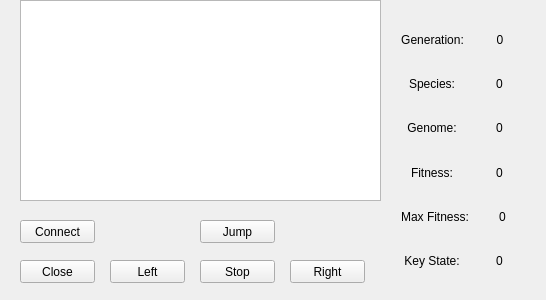
Qt form RoboCopClient/mainwindow.ui (Alex-BusNet/SuperCopRemastered) before a commit.
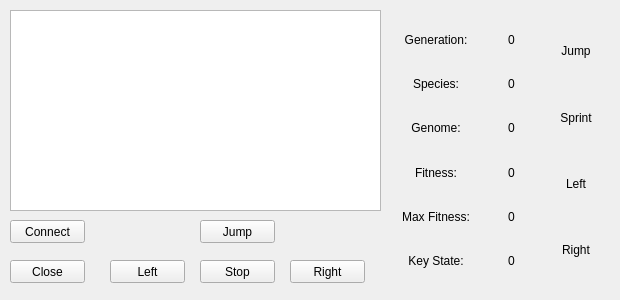
The same form after that commit. Icons and pictures are not drawn.

What changed in the file:
```diff
--- a/RoboCopClient/mainwindow.ui
+++ b/RoboCopClient/mainwindow.ui
@@ -6,10 +6,16 @@
    <rect>
     <x>0</x>
     <y>0</y>
-    <width>546</width>
+    <width>620</width>
     <height>300</height>
    </rect>
   </property>
+  <property name="maximumSize">
+   <size>
+    <width>620</width>
+    <height>300</height>
+   </size>
+  </property>
   <property name="windowTitle">
    <string>MainWindow</string>
   </property>
@@ -73,7 +79,7 @@
    <widget class="QPushButton" name="Connect">
     <property name="geometry">
      <rect>
-      <x>20</x>
+      <x>10</x>
       <y>220</y>
       <width>75</width>
       <height>23</height>
@@ -86,9 +92,9 @@
    <widget class="QTextEdit" name="Log">
     <property name="geometry">
      <rect>
-      <x>20</x>
-      <y>0</y>
-      <width>361</width>
+      <x>10</x>
+      <y>10</y>
+      <width>371</width>
       <height>201</height>
      </rect>
     </property>
@@ -98,15 +104,30 @@
      </font>
     </property>
    </widget>
-   <widget class="QWidget" name="verticalLayoutWidget">
+   <widget class="QPushButton" name="closePB">
+    <property name="geometry">
+     <rect>
+      <x>10</x>
+      <y>260</y>
+      <width>75</width>
+      <height>23</height>
+     </rect>
+    </property>
+    <property name="text">
+     <string>Close</string>
+    </property>
+   </widget>
+   <widget class="QWidget" name="horizontalLayoutWidget">
     <property name="geometry">
      <rect>
       <x>390</x>
       <y>10</y>
-      <width>151</width>
+      <width>221</width>
       <height>281</height>
      </rect>
     </property>
+    <layout class="QHBoxLayout" name="horizontalLayout_7" stretch="3,1">
+     <item>
     <layout class="QVBoxLayout" name="verticalLayout">
      <item>
       <layout class="QHBoxLayout" name="horizontalLayout">
@@ -253,19 +274,52 @@
       </layout>
      </item>
     </layout>
-   </widget>
-   <widget class="QPushButton" name="closePB">
-    <property name="geometry">
-     <rect>
-      <x>20</x>
-      <y>260</y>
-      <width>75</width>
-      <height>23</height>
-     </rect>
-    </property>
+     </item>
+     <item>
+      <layout class="QVBoxLayout" name="verticalLayout_2">
+       <item>
+        <widget class="QLabel" name="jumpLabel">
+         <property name="text">
+          <string>Jump</string>
+         </property>
+         <property name="alignment">
+          <set>Qt::AlignCenter</set>
+         </property>
+        </widget>
+       </item>
+       <item>
+        <widget class="QLabel" name="sprintLabel">
+         <property name="text">
+          <string>Sprint</string>
+         </property>
+         <property name="alignment">
+          <set>Qt::AlignCenter</set>
+         </property>
+        </widget>
+       </item>
+       <item>
+        <widget class="QLabel" name="leftLabel">
     <property name="text">
-     <string>Close</string>
-    </property>
+          <string>Left</string>
+         </property>
+         <property name="alignment">
+          <set>Qt::AlignCenter</set>
+         </property>
+        </widget>
+       </item>
+       <item>
+        <widget class="QLabel" name="rightLabel">
+         <property name="text">
+          <string>Right</string>
+         </property>
+         <property name="alignment">
+          <set>Qt::AlignCenter</set>
+         </property>
+        </widget>
+       </item>
+      </layout>
+     </item>
+    </layout>
    </widget>
   </widget>
  </widget>
```
Left out of the diff: 2 changed lines with no effect on the pictures. Lines whose indentation alone changed are shown as unchanged.
